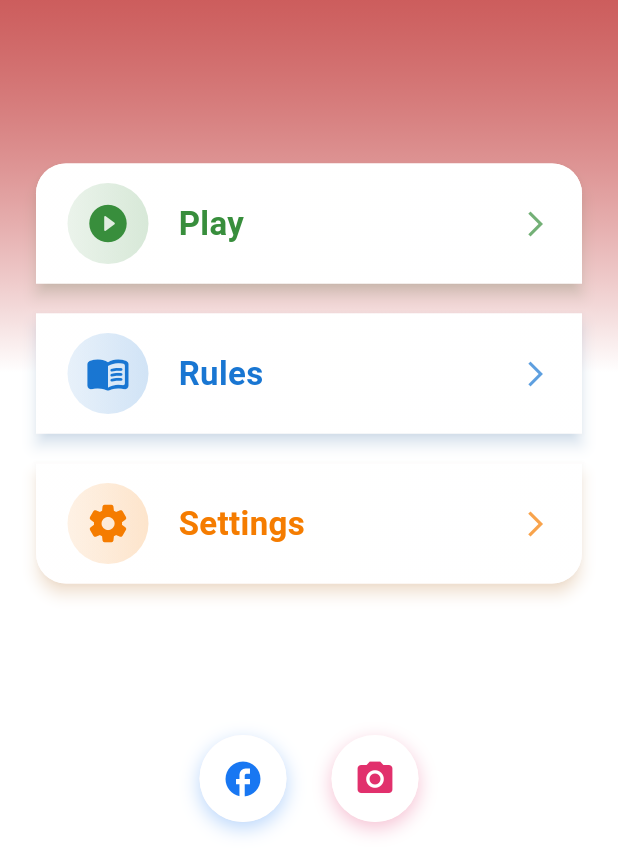
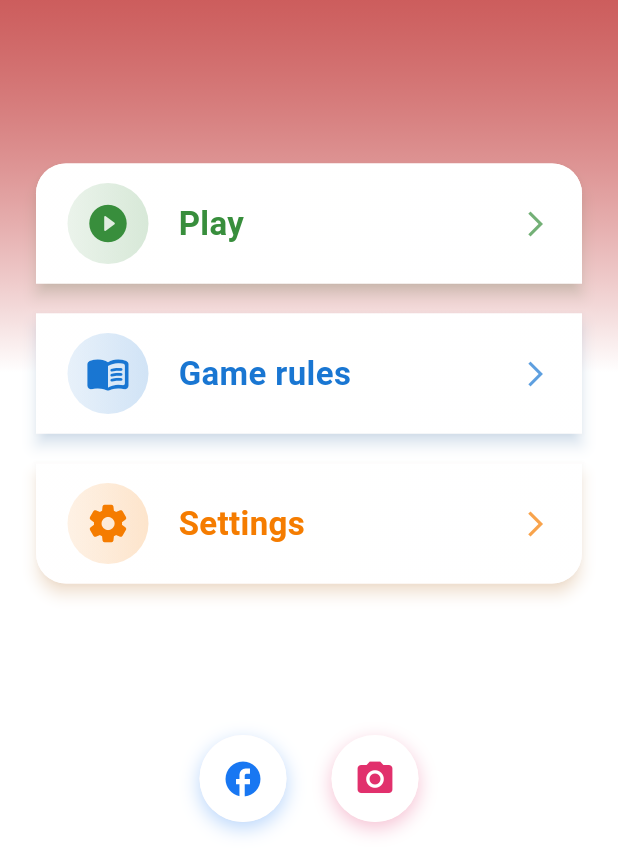
Before and after one commit to Ayoubzzz1/tunifithQuizGame, a Flutter app: the screen it shows after launch, on a phone screen of 412 x 824 dp, the part 369-1236 px from its top. Run offline on Flutter 3.47's test engine with Material 3 defaults, Android fonts, the light colour scheme and no system bars; our stand-ins replace cloud_firestore, firebase_core; accounts and stored records are empty; Roboto replaces fonts that are missing (Poppins).

Commit message:
update title

```diff
--- a/lib/presentation/screens/home/home_screen.dart
+++ b/lib/presentation/screens/home/home_screen.dart
@@ -112,7 +112,7 @@ class _HomeScreenState extends State<HomeScreen> {
                       ),
                       const SizedBox(height: 20),
                       _buildMenuButton(
-                        title: 'Rules',
+                        title: 'Game rules',
                         icon: Icons.menu_book_rounded,
                         onTap: () {},
                         color: Colors.blue[700]!,
```
